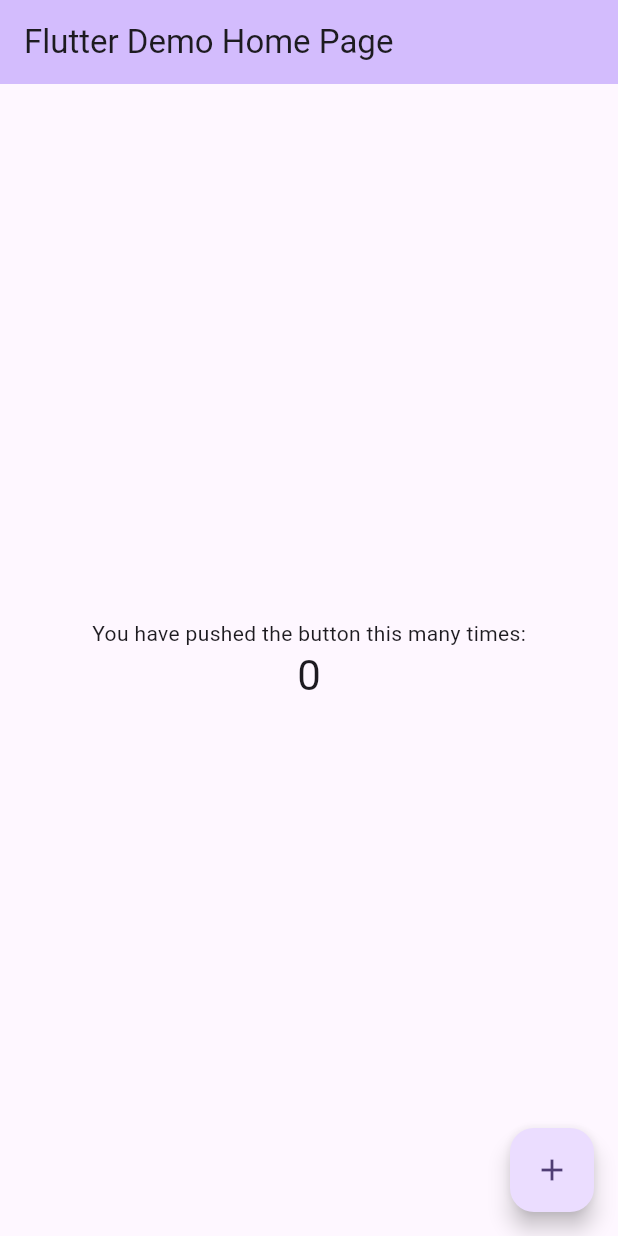
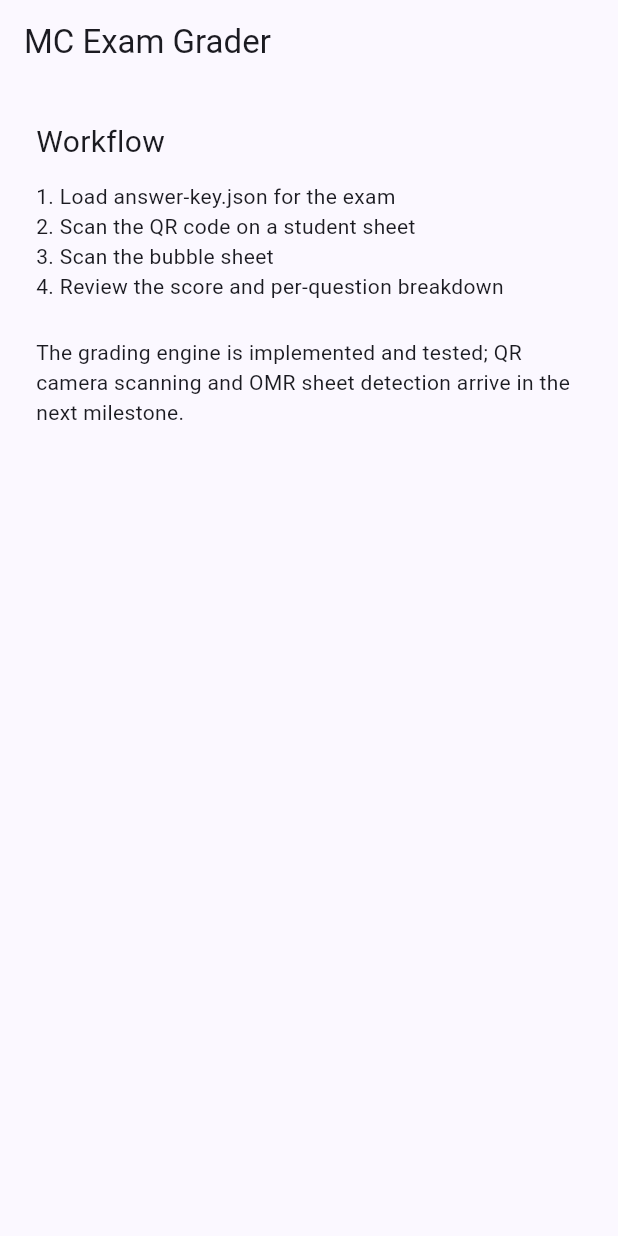
Before and after one commit to traiansf/multiple_choice_exam, a Flutter app: the screen it shows after launch, on a phone screen of 412 x 824 dp. Run offline on Flutter 3.47's test engine with Material 3 defaults, Android fonts, the phone set to English and light mode, and no system bars.

Commit message:
feat: minimal grader app shell + dart format
Co-Authored-By: Claude Fable 5 <noreply@anthropic.com>

```diff
--- a/grader/lib/grading.dart
+++ b/grader/lib/grading.dart
@@ -95,8 +95,9 @@ GradeResult grade({
         'mark position $mark on row ${row + 1} is outside the option range',
       );
     }
-    final correctPosition =
-        question.optionPerm.indexOf(key.answerKey[question.globalIndex]);
+    final correctPosition = question.optionPerm.indexOf(
+      key.answerKey[question.globalIndex],
+    );
     final correct = mark != null && mark == correctPosition;
     if (correct) score++;
     perQuestion.add(
--- a/grader/lib/main.dart
+++ b/grader/lib/main.dart
@@ -1,122 +1,47 @@
 import 'package:flutter/material.dart';
 
-void main() {
-  runApp(const MyApp());
-}
+void main() => runApp(const GraderApp());
 
-class MyApp extends StatelessWidget {
-  const MyApp({super.key});
+class GraderApp extends StatelessWidget {
+  const GraderApp({super.key});
 
-  // This widget is the root of your application.
   @override
   Widget build(BuildContext context) {
     return MaterialApp(
-      title: 'Flutter Demo',
-      theme: ThemeData(
-        // This is the theme of your application.
-        //
-        // TRY THIS: Try running your application with "flutter run". You'll see
-        // the application has a purple toolbar. Then, without quitting the app,
-        // try changing the seedColor in the colorScheme below to Colors.green
-        // and then invoke "hot reload" (save your changes or press the "hot
-        // reload" button in a Flutter-supported IDE, or press "r" if you used
-        // the command line to start the app).
-        //
-        // Notice that the counter didn't reset back to zero; the application
-        // state is not lost during the reload. To reset the state, use hot
-        // restart instead.
-        //
-        // This works for code too, not just values: Most code changes can be
-        // tested with just a hot reload.
-        colorScheme: .fromSeed(seedColor: Colors.deepPurple),
-      ),
-      home: const MyHomePage(title: 'Flutter Demo Home Page'),
+      title: 'MC Exam Grader',
+      theme: ThemeData(colorSchemeSeed: Colors.indigo, useMaterial3: true),
+      home: const HomeScreen(),
     );
   }
 }
 
-class MyHomePage extends StatefulWidget {
-  const MyHomePage({super.key, required this.title});
-
-  // This widget is the home page of your application. It is stateful, meaning
-  // that it has a State object (defined below) that contains fields that affect
-  // how it looks.
-
-  // This class is the configuration for the state. It holds the values (in this
-  // case the title) provided by the parent (in this case the App widget) and
-  // used by the build method of the State. Fields in a Widget subclass are
-  // always marked "final".
-
-  final String title;
-
-  @override
-  State<MyHomePage> createState() => _MyHomePageState();
-}
-
-class _MyHomePageState extends State<MyHomePage> {
-  int _counter = 0;
-
-  void _incrementCounter() {
-    setState(() {
-      // This call to setState tells the Flutter framework that something has
-      // changed in this State, which causes it to rerun the build method below
-      // so that the display can reflect the updated values. If we changed
-      // _counter without calling setState(), then the build method would not be
-      // called again, and so nothing would appear to happen.
-      _counter++;
-    });
-  }
+class HomeScreen extends StatelessWidget {
+  const HomeScreen({super.key});
 
   @override
   Widget build(BuildContext context) {
-    // This method is rerun every time setState is called, for instance as done
-    // by the _incrementCounter method above.
-    //
-    // The Flutter framework has been optimized to make rerunning build methods
-    // fast, so that you can just rebuild anything that needs updating rather
-    // than having to individually change instances of widgets.
     return Scaffold(
-      appBar: AppBar(
-        // TRY THIS: Try changing the color here to a specific color (to
-        // Colors.amber, perhaps?) and trigger a hot reload to see the AppBar
-        // change color while the other colors stay the same.
-        backgroundColor: Theme.of(context).colorScheme.inversePrimary,
-        // Here we take the value from the MyHomePage object that was created by
-        // the App.build method, and use it to set our appbar title.
-        title: Text(widget.title),
-      ),
-      body: Center(
-        // Center is a layout widget. It takes a single child and positions it
-        // in the middle of the parent.
+      appBar: AppBar(title: const Text('MC Exam Grader')),
+      body: const Padding(
+        padding: EdgeInsets.all(24),
         child: Column(
-          // Column is also a layout widget. It takes a list of children and
-          // arranges them vertically. By default, it sizes itself to fit its
-          // children horizontally, and tries to be as tall as its parent.
-          //
-          // Column has various properties to control how it sizes itself and
-          // how it positions its children. Here we use mainAxisAlignment to
-          // center the children vertically; the main axis here is the vertical
-          // axis because Columns are vertical (the cross axis would be
-          // horizontal).
-          //
-          // TRY THIS: Invoke "debug painting" (choose the "Toggle Debug Paint"
-          // action in the IDE, or press "p" in the console), to see the
-          // wireframe for each widget.
-          mainAxisAlignment: .center,
+          crossAxisAlignment: CrossAxisAlignment.start,
           children: [
-            const Text('You have pushed the button this many times:'),
+            Text('Workflow', style: TextStyle(fontSize: 20)),
+            SizedBox(height: 12),
+            Text('1. Load answer-key.json for the exam'),
+            Text('2. Scan the QR code on a student sheet'),
+            Text('3. Scan the bubble sheet'),
+            Text('4. Review the score and per-question breakdown'),
+            SizedBox(height: 24),
             Text(
-              '$_counter',
-              style: Theme.of(context).textTheme.headlineMedium,
+              'The grading engine is implemented and tested; QR camera'
+              ' scanning and OMR sheet detection arrive in the next'
+              ' milestone.',
             ),
           ],
         ),
       ),
-      floatingActionButton: FloatingActionButton(
-        onPressed: _incrementCounter,
-        tooltip: 'Increment',
-        child: const Icon(Icons.add),
-      ),
     );
   }
 }
```
Also changed, not shown: grader/lib/qr_scan.dart (+6 -3 lines), 7 other files.
